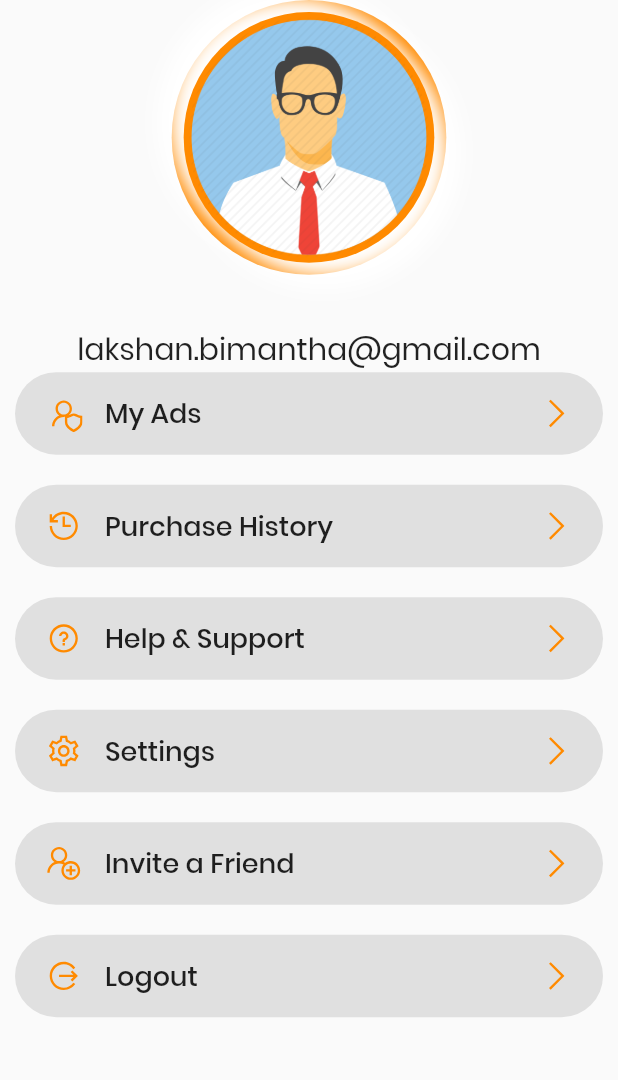
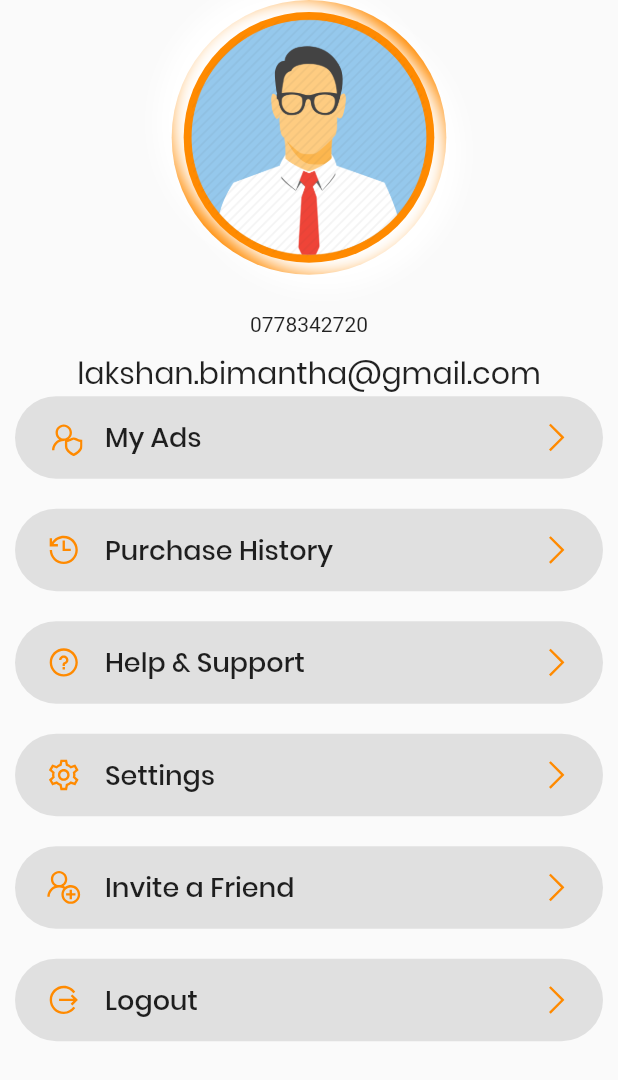
Before and after one commit to shehanp12/BoardingHub-frontend, a Flutter app: the ProfileView widget shown alone on an empty page, opened directly, on a phone screen of 412 x 824 dp. Shown: the top 1080 px of the screen. Run offline on Flutter 3.47's test engine with Material 2 defaults, Android fonts, the phone set to English and light mode, and no system bars; our stand-ins replace animated_text_kit, cached_network_image, dio, firebase_core, firebase_storage, fluttertoast and 7 more; accounts and stored records are empty.

Commit message:
Update ProfileView.dart

```diff
--- a/lib/screens/ProfileView.dart
+++ b/lib/screens/ProfileView.dart
@@ -15,7 +15,10 @@ class ProfileView extends StatelessWidget {
           SizedBox(
             height: 25,
           ),
-
+          Text(
+            '0778342720',
+            style: TextStyle(fontWeight: FontWeight.w300),
+          ),
           SizedBox(height: 10),
           Text(
             'lakshan.bimantha@gmail.com',
```
